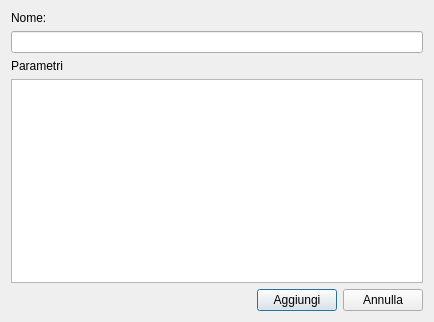
Before: the Qt Designer form ui/AddElementWin.ui in gmarkall/qdot, drawn with Qt 5.
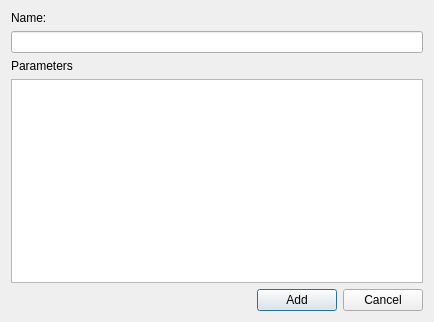
After: the same form once the commit is applied.

```diff
--- a/ui/AddElementWin.ui
+++ b/ui/AddElementWin.ui
@@ -16,7 +16,7 @@
    <item row="0" column="0" >
     <widget class="QLabel" name="label" >
      <property name="text" >
-      <string>Nome:</string>
+      <string>Name:</string>
      </property>
     </widget>
    </item>
@@ -26,7 +26,7 @@
    <item row="2" column="0" >
     <widget class="QLabel" name="label_2" >
      <property name="text" >
-      <string>Parametri</string>
+      <string>Parameters</string>
      </property>
     </widget>
    </item>
@@ -55,14 +55,14 @@
      <item row="0" column="0" >
       <widget class="QPushButton" name="btnAdd" >
        <property name="text" >
-        <string>Aggiungi</string>
+        <string>Add</string>
        </property>
       </widget>
      </item>
      <item row="0" column="1" >
       <widget class="QPushButton" name="btnCancel" >
        <property name="text" >
-        <string>Annulla</string>
+        <string>Cancel</string>
        </property>
       </widget>
      </item>
```
Left out of the diff: 2 changed lines with no effect on the pictures.
